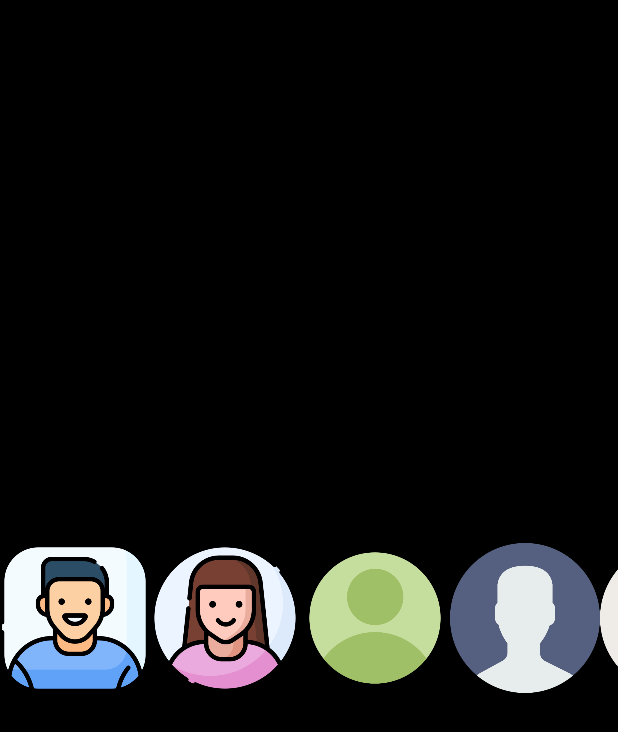
After one commit to plashdof/Task, an Android app: the layout activity_addchangeprofile.xml on its own in the app's theme, with its tools: preview values and no code run, on a phone screen of 412 x 824 dp. The commit adds this screen. Shown: the top 732 px of the screen. Run offline under Robolectric (Android 15) with nearby library versions, the phone set to English and light mode, and no system bars.

Commit message:
프로필 이미지 선택화면 구현

```diff
--- a/Task2/app/build.gradle
+++ b/Task2/app/build.gradle
@@ -7,7 +7,9 @@ plugins {
 
 android {
     compileSdk 32
-
+    dataBinding{
+        enabled=true
+    }
     viewBinding{
         enabled=true
     }
--- a/Task2/app/src/main/AndroidManifest.xml
+++ b/Task2/app/src/main/AndroidManifest.xml
@@ -35,6 +35,9 @@
             android:theme="@style/Theme.AppCompat.Transparent.NoActionBar">
 
         </activity>
+        <activity android:name=".AddChangeProfileActivity"
+            android:theme="@style/Theme.AppCompat.Transparent.NoActionBar">
+        </activity>
     </application>
 
 </manifest>
--- /dev/null
+++ b/Task2/app/src/main/res/layout/activity_addchangeprofile.xml
@@ -0,0 +1,65 @@
+<?xml version="1.0" encoding="utf-8"?>
+<HorizontalScrollView
+    xmlns:android="http://schemas.android.com/apk/res/android"
+    xmlns:app="http://schemas.android.com/apk/res-auto"
+    xmlns:tools="http://schemas.android.com/tools"
+    android:layout_width="match_parent"
+    android:layout_height="match_parent">
+
+    <LinearLayout
+
+        android:layout_width="match_parent"
+        android:layout_height="match_parent"
+        android:orientation="horizontal"
+        android:layout_gravity="start">
+
+        <ImageButton
+            android:id="@+id/change_profile1"
+            android:layout_height="100dp"
+            android:layout_width="100dp"
+            android:src="@drawable/profile1"
+            android:scaleType="fitCenter"
+            android:layout_gravity="center"
+            android:background="@android:color/transparent"/>
+
+        <ImageButton
+            android:id="@+id/change_profile2"
+            android:layout_height="100dp"
+            android:layout_gravity="center"
+            android:layout_width="100dp"
+            android:src="@drawable/profile2"
+            android:scaleType="fitCenter"
+            android:background="@android:color/transparent"/>
+
+        <ImageButton
+            android:id="@+id/change_profile3"
+            android:layout_height="100dp"
+            android:layout_gravity="center"
+            android:layout_width="100dp"
+            android:src="@drawable/profile3"
+            android:scaleType="fitCenter"
+            android:background="@android:color/transparent"/>
+
+        <ImageButton
+            android:id="@+id/change_profile4"
+            android:layout_height="100dp"
+            android:layout_gravity="center"
+            android:layout_width="100dp"
+            android:src="@drawable/profile4"
+            android:scaleType="fitCenter"
+            android:background="@android:color/transparent"/>
+
+        <ImageButton
+            android:id="@+id/change_profile5"
+            android:layout_height="100dp"
+            android:layout_gravity="center"
+            android:layout_width="100dp"
+            android:src="@drawable/profile5"
+            android:scaleType="fitCenter"
+            android:background="@android:color/transparent"/>
+
+
+    </LinearLayout>
+
+
+</HorizontalScrollView>
```
Also changed, not shown: Task2/app/src/main/java/com/week2/Task2/AddChangeProfileActivity.kt (added, +72 -0 lines), Task2/app/src/main/java/com/week2/Task2/AddProfileActivity.kt (+38 -9 lines), Task2/app/src/main/java/com/week2/Task2/HomeFragment.kt (+18 -14 lines), Task2/app/src/main/java/com/week2/Task2/MainActivity.kt (+13 -3 lines).
